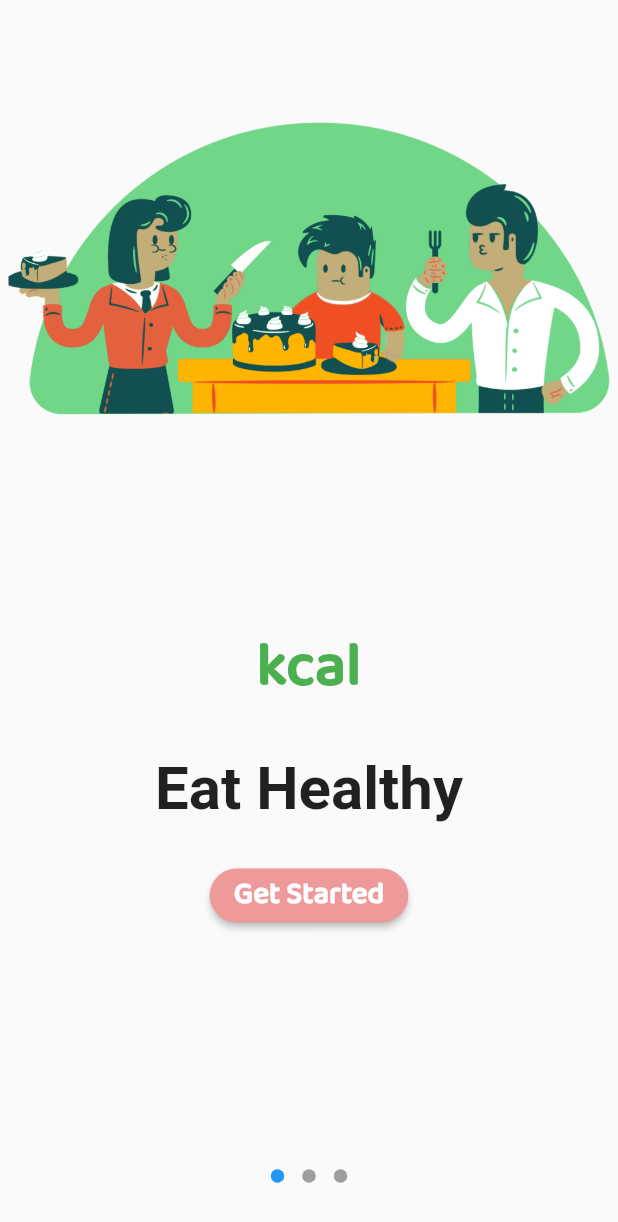
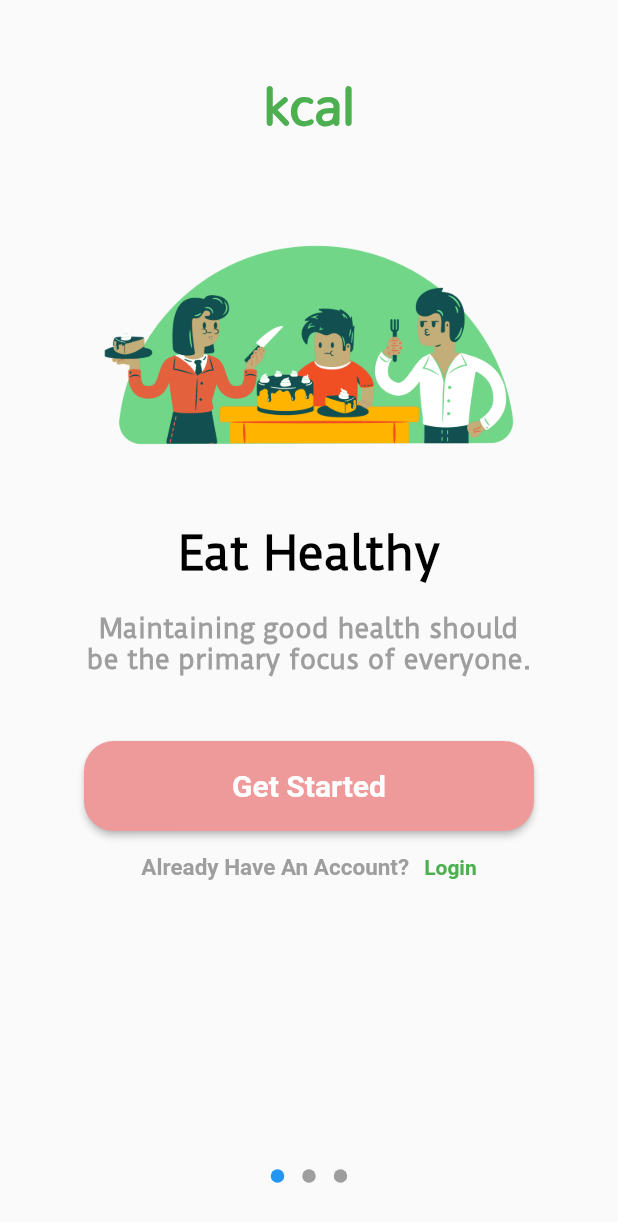
Before and after one commit to intelpadz10/PADIGOS_MD_MIDPROJ, a Flutter app: the screen it shows after launch, after a tap on "Get Started", on a phone screen of 412 x 824 dp. Shown: the top 1222 px of the screen. Run offline on Flutter 3.47's test engine with Material 2 defaults, Android fonts, the phone set to English and light mode, and no system bars; drawn by our look-alikes of introduction_screen.

Commit message:
midtermProject draft2 11/15

```diff
--- a/midterm_project/lib/pages/getStartedPage.dart
+++ b/midterm_project/lib/pages/getStartedPage.dart
@@ -1,5 +1,6 @@
 import 'package:flutter/material.dart';
 import 'package:introduction_screen/introduction_screen.dart';
+import 'package:midterm_project/pages/pagModelFunc.dart';
 
 class GetStarted extends StatelessWidget {
   @override
@@ -7,111 +8,13 @@ class GetStarted extends StatelessWidget {
           child: IntroductionScreen(
         pages: [
           PageViewModel(
-            title: "kcal",
-            body: "Eat Healthy",
-            image: Center(
-              child: Image.asset("assets/picture1.png"),
-            ),
-            decoration: const PageDecoration(
-              titleTextStyle: TextStyle(
-                  color: Colors.green,
-                  fontWeight: FontWeight.w700,
-                  fontSize: 40.0,
-                  fontFamily: "BalooBhai2"),
-              bodyTextStyle:
-                  TextStyle(fontWeight: FontWeight.w700, fontSize: 40.0),
-            ),
-            footer: ElevatedButton(
-              onPressed: () {
-                // On button presed
-              },
-              child: const Text(
-                'Get Started',
-                style: TextStyle(
-                    color: Colors.white,
-                    fontWeight: FontWeight.w700,
-                    fontSize: 20.0,
-                    fontFamily: "BalooBhai2"),
-              ),
-              style: ElevatedButton.styleFrom(
-                primary: Colors.red[200],
-                shape: RoundedRectangleBorder(
-                  borderRadius: BorderRadius.circular(20.0),
-                ),
-              ),
-            ),
-          ),
+              titleWidget: Title(), bodyWidget: PageModel1(), footer: Button()),
           PageViewModel(
-            title: "kcal",
-            body: "Healthy Recipes",
-            image: Center(
-              child: Image.asset("assets/picture2.png"),
-            ),
-            decoration: const PageDecoration(
-              titleTextStyle: TextStyle(
-                  color: Colors.green,
-                  fontWeight: FontWeight.w700,
-                  fontSize: 40.0,
-                  fontFamily: "BalooBhai2"),
-              bodyTextStyle:
-                  TextStyle(fontWeight: FontWeight.w700, fontSize: 40.0),
-            ),
-            footer: ElevatedButton(
-              onPressed: () {
-                // On button presed
-              },
-              child: const Text(
-                'Get Started',
-                style: TextStyle(
-                    color: Colors.white,
-                    fontWeight: FontWeight.w700,
-                    fontSize: 20.0,
-                    fontFamily: "BalooBhai2"),
-              ),
-              style: ElevatedButton.styleFrom(
-                primary: Colors.red[200],
-                shape: RoundedRectangleBorder(
-                  borderRadius: BorderRadius.circular(20.0),
-                ),
-              ),
-            ),
-          ),
+              titleWidget: Title(), bodyWidget: PageModel2(), footer: Button()),
           PageViewModel(
-            title: "kcal",
-            body: "Track your Health",
-            image: Center(
-              child: Image.asset(
-                "assets/picture3.png"
-              ),
-            ),
-            decoration: const PageDecoration(
-              titleTextStyle: TextStyle(
-                  color: Colors.green,
-                  fontWeight: FontWeight.w700,
-                  fontSize: 40.0,
-                  fontFamily: "BalooBhai2"),
-              bodyTextStyle:
-                  TextStyle(fontWeight: FontWeight.w700, fontSize: 40.0),
-            ),
-            footer: ElevatedButton(
-              onPressed: () {
-                // On button presed
-              },
-              child: const Text(
-                'Get Started',
-                style: TextStyle(
-                    color: Colors.white,
-                    fontWeight: FontWeight.w700,
-                    fontSize: 20.0,
-                    fontFamily: "BalooBhai2"),
-              ),
-              style: ElevatedButton.styleFrom(
-                primary: Colors.red[200],
-                shape: RoundedRectangleBorder(
-                  borderRadius: BorderRadius.circular(20.0),
-                ),
-              ),
-            ),
+            titleWidget: Title(),
+            bodyWidget: PageModel3(),
+            footer: Button(),
           ),
         ],
         showSkipButton: false,
@@ -137,3 +40,80 @@ class GetStarted extends StatelessWidget {
         // ),
       ));
 }
+
+class Title extends StatelessWidget {
+  @override
+  Widget build(BuildContext context) {
+    return Container(
+      child: Text("kcal",
+          style: TextStyle(
+            fontFamily: "Mallanna",
+            fontSize: 40,
+            color: Colors.green,
+            fontWeight: FontWeight.w700,
+          )),
+    );
+  }
+}
+
+class Button extends StatelessWidget {
+  @override
+  Widget build(BuildContext context) {
+    return Column(
+      children: [
+        Container(
+          child: SizedBox(
+            width: 300,
+            height: 60,
+            child: ElevatedButton(
+              onPressed: () {
+                // On button presed
+              },
+              child: const Text(
+                'Get Started',
+                style: TextStyle(
+                    color: Colors.white,
+                    fontWeight: FontWeight.w700,
+                    fontSize: 20.0,
+                    fontFamily: "BalooBhai2"),
+              ),
+              style: ElevatedButton.styleFrom(
+                primary: Colors.red[200],
+                shape: RoundedRectangleBorder(
+                    borderRadius: BorderRadius.circular(20)),
+              ),
+            ),
+          ),
+        ),
+        Container(
+          margin: EdgeInsets.only(top: 15),
+          child: Row(
+            mainAxisAlignment: MainAxisAlignment.center,
+            children: <Widget>[
+              Text(
+                "Already Have An Account?",
+                textAlign: TextAlign.center,
+                style: TextStyle(
+                    fontSize: 15,
+                    fontWeight: FontWeight.bold,
+                    fontFamily: "BalooBhai2",
+                    color: Colors.grey),
+              ),
+              Padding(
+                padding: EdgeInsets.only(right: 10.0),
+              ),
+              GestureDetector(
+                onTap: () {},
+                child: Text(
+                  'Login',
+                  style: TextStyle(
+                      fontWeight: FontWeight.bold, color: Colors.green),
+                ),
+              )
+            ],
+          ),
+        ),
+      ],
+    );
+  }
+}
--- /dev/null
+++ b/midterm_project/lib/pages/pagModelFunc.dart
@@ -0,0 +1,117 @@
+import 'package:flutter/material.dart';
+
+void main() => runApp(PageModel1());
+
+class PageModel1 extends StatelessWidget {
+  @override
+  Widget build(BuildContext context) {
+    return Column(children: [
+      Container(
+        margin: EdgeInsets.only(bottom: 20),
+        child: ClipRRect(
+          borderRadius: BorderRadius.all(Radius.circular(20)),
+          child: Image.asset('assets/picture1.png', height: 200),
+        ),
+      ),
+      Container(
+        margin: EdgeInsets.only(bottom: 20),
+        child: Text("Eat Healthy",
+            style: TextStyle(
+              fontFamily: "DuruSans",
+              fontSize: 30,
+              color: Colors.black,
+              fontWeight: FontWeight.w700,
+            )),
+      ),
+      Container(
+        width: 300,
+        margin: EdgeInsets.only(bottom: 20),
+        child: Text(
+            "Maintaining good health should be the primary focus of everyone.",
+            textAlign: TextAlign.center,
+            style: TextStyle(
+              fontFamily: "DuruSans",
+              fontSize: 17,
+              color: Colors.grey,
+              fontWeight: FontWeight.w700,
+            )),
+      )
+    ]);
+  }
+}
+
+class PageModel2 extends StatelessWidget {
+  @override
+  Widget build(BuildContext context) {
+    return Column(children: [
+      Container(
+        margin: EdgeInsets.only(bottom: 20),
+        child: ClipRRect(
+          borderRadius: BorderRadius.all(Radius.circular(20)),
+          child: Image.asset('assets/picture2.png', height: 200),
+        ),
+      ),
+      Container(
+        margin: EdgeInsets.only(bottom: 20),
+        child: Text("Healthy Recipes",
+            style: TextStyle(
+              fontFamily: "DuruSans",
+              fontSize: 30,
+              color: Colors.black,
+              fontWeight: FontWeight.w700,
+            )),
+      ),
+      Container(
+        width: 300,
+        margin: EdgeInsets.only(bottom: 20),
+        child: Text(
+            "Browse thousands of healthy recipes from all over the world.",
+            textAlign: TextAlign.center,
+            style: TextStyle(
+              fontFamily: "DuruSans",
+              fontSize: 16,
+              color: Colors.grey,
+              fontWeight: FontWeight.w700,
+            )),
+      )
+    ]);
+  }
+}
+
+class PageModel3 extends StatelessWidget {
+  @override
+  Widget build(BuildContext context) {
+    return Column(children: [
+      Container(
+        margin: EdgeInsets.only(bottom: 20),
+        child: ClipRRect(
+          borderRadius: BorderRadius.all(Radius.circular(20)),
+          child: Image.asset('assets/picture3.png', height: 200),
+        ),
+      ),
+      Container(
+        margin: EdgeInsets.only(bottom: 20),
+        child: Text("Track your Health",
+            style: TextStyle(
+              fontFamily: "DuruSans",
+              fontSize: 30,
+              color: Colors.black,
+              fontWeight: FontWeight.w700,
+            )),
+      ),
+      Container(
+        width: 300,
+        margin: EdgeInsets.only(bottom: 20),
+        child: Text(
+            "With an amazing inbuilt tools you can track your progress.",
+            textAlign: TextAlign.center,
+            style: TextStyle(
+              fontFamily: "DuruSans",
+              fontSize: 16,
+              color: Colors.grey,
+              fontWeight: FontWeight.w700,
+            )),
+      )
+    ]);
+  }
+}
```
Also changed, not shown: midterm_project/fonts/OFL.txt (deleted, +0 -93 lines), midterm_project/pubspec.yaml (+5 -3 lines), midterm_project/fonts/DuruSans-Regular.ttf (added), midterm_project/fonts/Mallanna-Regular.ttf (added), midterm_project/lib/pages/recipesPage.dart (added).
